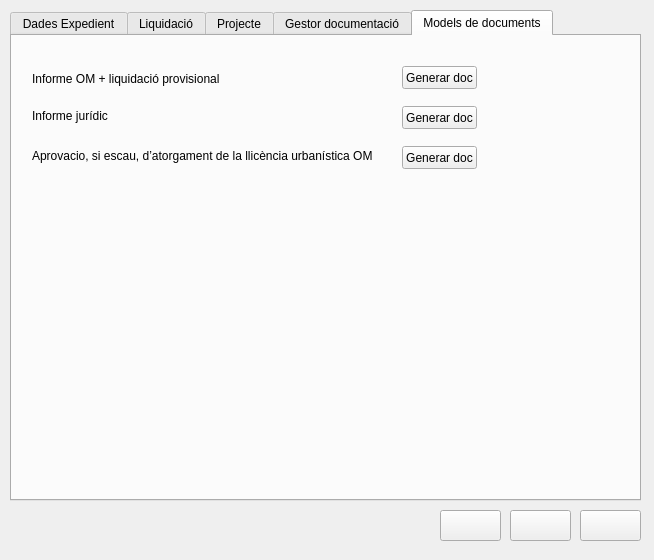
First picture: the form in src/exp_om.ui, repository daviderill/expedients, before the edit.
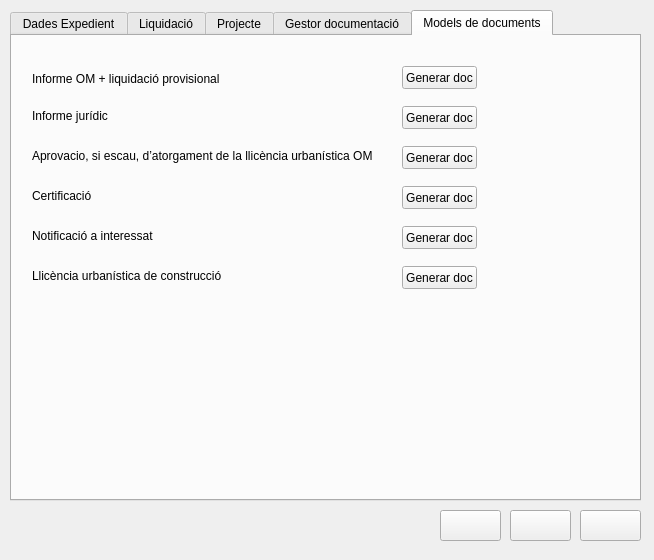
Second picture: the form after the edit. The open tabs and pages were chosen to show the change. Icons and pictures are not drawn.

Diff of the .ui file:
```diff
--- a/src/exp_om.ui
+++ b/src/exp_om.ui
@@ -3036,6 +3036,99 @@
       <string>Generar doc</string>
      </property>
     </widget>
+    <widget class="QPushButton" name="btnDoc_4">
+     <property name="geometry">
+      <rect>
+       <x>390</x>
+       <y>150</y>
+       <width>75</width>
+       <height>23</height>
+      </rect>
+     </property>
+     <property name="text">
+      <string>Generar doc</string>
+     </property>
+    </widget>
+    <widget class="QPushButton" name="btnDoc_5">
+     <property name="geometry">
+      <rect>
+       <x>390</x>
+       <y>190</y>
+       <width>75</width>
+       <height>23</height>
+      </rect>
+     </property>
+     <property name="text">
+      <string>Generar doc</string>
+     </property>
+    </widget>
+    <widget class="QPushButton" name="btnDoc_6">
+     <property name="geometry">
+      <rect>
+       <x>390</x>
+       <y>230</y>
+       <width>75</width>
+       <height>23</height>
+      </rect>
+     </property>
+     <property name="text">
+      <string>Generar doc</string>
+     </property>
+    </widget>
+    <widget class="QLabel" name="label_4">
+     <property name="geometry">
+      <rect>
+       <x>20</x>
+       <y>150</y>
+       <width>361</width>
+       <height>20</height>
+      </rect>
+     </property>
+     <property name="font">
+      <font>
+       <pointsize>9</pointsize>
+      </font>
+     </property>
+     <property name="text">
+      <string>Certificació  </string>
+     </property>
+    </widget>
+    <widget class="QLabel" name="label_5">
+     <property name="geometry">
+      <rect>
+       <x>20</x>
+       <y>190</y>
+       <width>361</width>
+       <height>20</height>
+      </rect>
+     </property>
+     <property name="font">
+      <font>
+       <pointsize>9</pointsize>
+      </font>
+     </property>
+     <property name="text">
+      <string>Notificació a interessat</string>
+     </property>
+    </widget>
+    <widget class="QLabel" name="label_6">
+     <property name="geometry">
+      <rect>
+       <x>20</x>
+       <y>230</y>
+       <width>361</width>
+       <height>20</height>
+      </rect>
+     </property>
+     <property name="font">
+      <font>
+       <pointsize>9</pointsize>
+      </font>
+     </property>
+     <property name="text">
+      <string>Llicència urbanística de construcció</string>
+     </property>
+    </widget>
    </widget>
   </widget>
   <widget class="QPushButton" name="btnSave">
```
